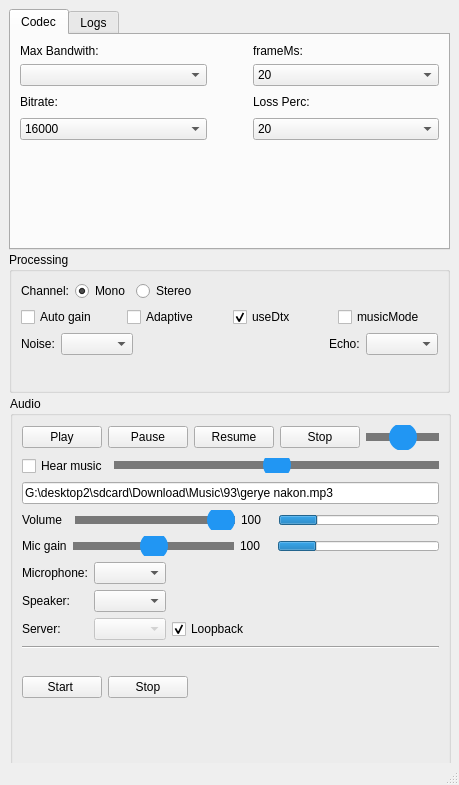
The window that mainwindow.ui (crazyfull/AudioStreamer) describes before a commit, drawn with Qt 5.
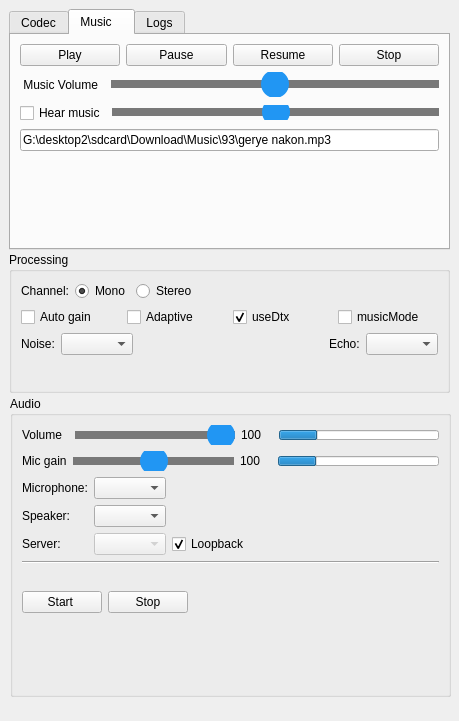
The same window after the commit. The open tabs and pages were chosen to show the change. Icons and pictures are not drawn.

Patch:
```diff
--- a/mainwindow.ui
+++ b/mainwindow.ui
@@ -7,11 +7,26 @@
     <x>0</x>
     <y>0</y>
     <width>459</width>
-    <height>785</height>
+    <height>721</height>
    </rect>
   </property>
   <property name="windowTitle">
-   <string>RavAva Example</string>
+   <string>RavAva Demo</string>
+  </property>
+  <property name="styleSheet">
+   <string notr="true"> QSlider::handle:horizontal {
+        width: 28px;
+        height: 28px;
+        margin: -10px 0;
+        background: #2196F3;
+        border-radius: 14px;
+    }
+
+    QSlider::groove:horizontal {
+        height: 8px;
+        background: rgb(120, 120, 120);
+        border-radius: 40px;
+    }</string>
   </property>
   <widget class="QWidget" name="centralwidget">
    <widget class="QTabWidget" name="tabWidget">
@@ -298,6 +313,153 @@
       </item>
      </layout>
     </widget>
+    <widget class="QWidget" name="tab3">
+     <attribute name="title">
+      <string>Music   </string>
+     </attribute>
+     <layout class="QVBoxLayout" name="verticalLayout_3">
+      <item>
+       <layout class="QVBoxLayout" name="verticalLayout_2">
+        <item>
+         <layout class="QHBoxLayout" name="horizontalLayout_music">
+          <item>
+           <widget class="QPushButton" name="btnMusicPlay">
+            <property name="toolTip">
+             <string>Play the file from the beginning. It is mixed into the stream, so you can talk over it (Talk button).</string>
+            </property>
+            <property name="text">
+             <string>Play</string>
+            </property>
+           </widget>
+          </item>
+          <item>
+           <widget class="QPushButton" name="btnMusicPause">
+            <property name="toolTip">
+             <string>Pause: keeps the position.</string>
+            </property>
+            <property name="text">
+             <string>Pause</string>
+            </property>
+           </widget>
+          </item>
+          <item>
+           <widget class="QPushButton" name="btnMusicResume">
+            <property name="toolTip">
+             <string>Resume from where it was paused.</string>
+            </property>
+            <property name="text">
+             <string>Resume</string>
+            </property>
+           </widget>
+          </item>
+          <item>
+           <widget class="QPushButton" name="btnMusicStop">
+            <property name="toolTip">
+             <string>Stop: ends the music and forgets the position.</string>
+            </property>
+            <property name="text">
+             <string>Stop</string>
+            </property>
+           </widget>
+          </item>
+         </layout>
+        </item>
+        <item>
+         <layout class="QHBoxLayout" name="horizontalLayout_4">
+          <item>
+           <widget class="QLabel" name="label_4">
+            <property name="text">
+             <string> Music Volume  </string>
+            </property>
+           </widget>
+          </item>
+          <item>
+           <widget class="QSlider" name="musicGainSlider">
+            <property name="maximum">
+             <number>200</number>
+            </property>
+            <property name="pageStep">
+             <number>20</number>
+            </property>
+            <property name="value">
+             <number>100</number>
+            </property>
+            <property name="orientation">
+             <enum>Qt::Horizontal</enum>
+            </property>
+            <property name="tickPosition">
+             <enum>QSlider::TicksBothSides</enum>
+            </property>
+            <property name="tickInterval">
+             <number>20</number>
+            </property>
+           </widget>
+          </item>
+         </layout>
+        </item>
+        <item>
+         <layout class="QHBoxLayout" name="horizontalLayout_musicMonitor">
+          <item>
+           <widget class="QCheckBox" name="musicMonitor_checkBox">
+            <property name="toolTip">
+             <string>Hear the music here too, at once and without the network delay (so you can sing in time). Use headphones, or the speaker plays into the microphone.</string>
+            </property>
+            <property name="text">
+             <string>Hear music</string>
+            </property>
+           </widget>
+          </item>
+          <item>
+           <widget class="QSlider" name="musicMonitorSlider">
+            <property name="toolTip">
+             <string>Volume of the music you hear here only. The stream's music volume is the other slider.</string>
+            </property>
+            <property name="maximum">
+             <number>200</number>
+            </property>
+            <property name="pageStep">
+             <number>20</number>
+            </property>
+            <property name="value">
+             <number>100</number>
+            </property>
+            <property name="orientation">
+             <enum>Qt::Horizontal</enum>
+            </property>
+           </widget>
+          </item>
+         </layout>
+        </item>
+        <item>
+         <widget class="QLineEdit" name="txtMusicPath">
+          <property name="minimumSize">
+           <size>
+            <width>0</width>
+            <height>0</height>
+           </size>
+          </property>
+          <property name="text">
+           <string>G:\desktop2\sdcard\Download\Music\93\gerye nakon.mp3</string>
+          </property>
+         </widget>
+        </item>
+       </layout>
+      </item>
+      <item>
+       <spacer name="verticalSpacer_4">
+        <property name="orientation">
+         <enum>Qt::Vertical</enum>
+        </property>
+        <property name="sizeHint" stdset="0">
+         <size>
+          <width>20</width>
+          <height>40</height>
+         </size>
+        </property>
+       </spacer>
+      </item>
+     </layout>
+    </widget>
     <widget class="QWidget" name="tab2">
      <attribute name="title">
       <string>Logs</string>
@@ -488,23 +650,11 @@
       <x>10</x>
       <y>396</y>
       <width>441</width>
-      <height>371</height>
+      <height>301</height>
      </rect>
     </property>
     <property name="styleSheet">
-     <string notr="true"> QSlider::handle:horizontal {
-        width: 28px;
-        height: 28px;
-        margin: -10px 0;
-        background: #2196F3;
-        border-radius: 14px;
-    }
-
-    QSlider::groove:horizontal {
-        height: 8px;
-        background: rgb(120, 120, 120);
-        border-radius: 40px;
-    }</string>
+     <string notr="true"/>
     </property>
     <property name="title">
      <string>Audio</string>
@@ -516,122 +666,6 @@
      <property name="bottomMargin">
       <number>3</number>
      </property>
-     <item>
-      <layout class="QVBoxLayout" name="verticalLayout_2">
-       <item>
-        <layout class="QHBoxLayout" name="horizontalLayout_music">
-         <item>
-          <widget class="QPushButton" name="btnMusicPlay">
-           <property name="toolTip">
-            <string>Play the file from the beginning. It is mixed into the stream, so you can talk over it (Talk button).</string>
-           </property>
-           <property name="text">
-            <string>Play</string>
-           </property>
-          </widget>
-         </item>
-         <item>
-          <widget class="QPushButton" name="btnMusicPause">
-           <property name="toolTip">
-            <string>Pause: keeps the position.</string>
-           </property>
-           <property name="text">
-            <string>Pause</string>
-           </property>
-          </widget>
-         </item>
-         <item>
-          <widget class="QPushButton" name="btnMusicResume">
-           <property name="toolTip">
-            <string>Resume from where it was paused.</string>
-           </property>
-           <property name="text">
-            <string>Resume</string>
-           </property>
-          </widget>
-         </item>
-         <item>
-          <widget class="QPushButton" name="btnMusicStop">
-           <property name="toolTip">
-            <string>Stop: ends the music and forgets the position.</string>
-           </property>
-           <property name="text">
-            <string>Stop</string>
-           </property>
-          </widget>
-         </item>
-         <item>
-          <widget class="QSlider" name="musicGainSlider">
-           <property name="maximum">
-            <number>200</number>
-           </property>
-           <property name="pageStep">
-            <number>20</number>
-           </property>
-           <property name="value">
-            <number>100</number>
-           </property>
-           <property name="orientation">
-            <enum>Qt::Horizontal</enum>
-           </property>
-           <property name="tickPosition">
-            <enum>QSlider::TicksBothSides</enum>
-           </property>
-           <property name="tickInterval">
-            <number>20</number>
-           </property>
-          </widget>
-         </item>
-        </layout>
-       </item>
-       <item>
-        <layout class="QHBoxLayout" name="horizontalLayout_musicMonitor">
-         <item>
-          <widget class="QCheckBox" name="musicMonitor_checkBox">
-           <property name="toolTip">
-            <string>Hear the music here too, at once and without the network delay (so you can sing in time). Use headphones, or the speaker plays into the microphone.</string>
-           </property>
-           <property name="text">
-            <string>Hear music</string>
-           </property>
-          </widget>
-         </item>
-         <item>
-          <widget class="QSlider" name="musicMonitorSlider">
-           <property name="toolTip">
-            <string>Volume of the music you hear here only. The stream's music volume is the other slider.</string>
-           </property>
-           <property name="maximum">
-            <number>200</number>
-           </property>
-           <property name="pageStep">
-            <number>20</number>
-           </property>
-           <property name="value">
-            <number>100</number>
-           </property>
-           <property name="orientation">
-            <enum>Qt::Horizontal</enum>
-           </property>
-          </widget>
-         </item>
-        </layout>
-       </item>
-       <item>
-        <widget class="QLineEdit" name="txtMusicPath">
-         <property name="minimumSize">
-          <size>
-           <width>0</width>
-           <height>0</height>
-          </size>
-         </property>
-         <property name="text">
-          <string>G:\desktop2\sdcard\Download\Music\93\gerye nakon.mp3</string>
-         </property>
-        </widget>
-       </item>
-      </layout>
-     </item>
      <item>
       <layout class="QHBoxLayout" name="horizontalLayout_volume">
        <item>
@@ -999,7 +1033,11 @@
     </layout>
    </widget>
   </widget>
-  <widget class="QStatusBar" name="statusbar"/>
+  <widget class="QStatusBar" name="statusbar">
+   <property name="sizeGripEnabled">
+    <bool>false</bool>
+   </property>
+  </widget>
  </widget>
  <resources>
   <include location="resource.qrc"/>
```
